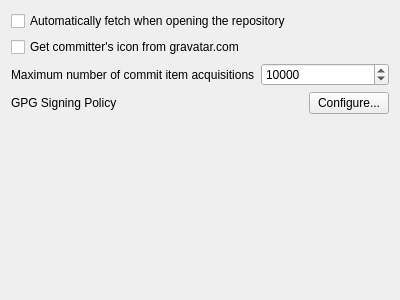
Above: src/SettingBehaviorForm.ui from soramimi/Guitar before the change. Below: the same form after it.
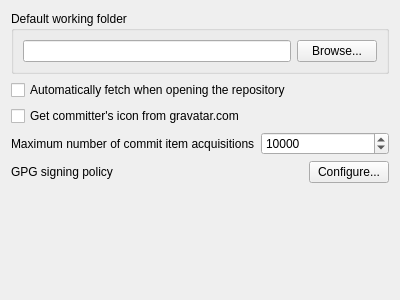
That is the form after the change.

What changed in the file:
```diff
--- a/src/SettingBehaviorForm.ui
+++ b/src/SettingBehaviorForm.ui
@@ -14,6 +14,25 @@
    <string>Behavior</string>
   </property>
   <layout class="QVBoxLayout" name="verticalLayout">
+   <item>
+    <widget class="QGroupBox" name="groupBox_2">
+     <property name="title">
+      <string>Default working folder</string>
+     </property>
+     <layout class="QHBoxLayout" name="horizontalLayout_3">
+      <item>
+       <widget class="QLineEdit" name="lineEdit_default_working_dir"/>
+      </item>
+      <item>
+       <widget class="QPushButton" name="pushButton_browse_default_working_dir">
+        <property name="text">
+         <string>Browse...</string>
+        </property>
+       </widget>
+      </item>
+     </layout>
+    </widget>
+   </item>
    <item>
     <widget class="QCheckBox" name="checkBox_auto_fetch">
      <property name="text">
@@ -66,7 +85,7 @@
         </sizepolicy>
        </property>
        <property name="text">
-        <string>GPG Signing Policy</string>
+        <string>GPG signing policy</string>
        </property>
       </widget>
      </item>
```
Left out of the diff: 8 changed lines with no effect on the pictures.
